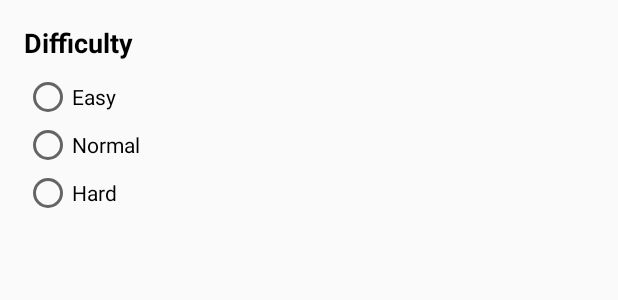
After one commit to johnnymillergh/GreedySnake, an Android app: the layout fragment_difficulty_dialog.xml on its own in the app's theme, with its tools: preview values and no code run, on a phone screen of 412 x 824 dp. The commit adds this screen. Shown: the top 300 px of the screen. Run offline under Robolectric (Android 15) with nearby library versions, the phone set to English and light mode, and no system bars.

Commit message:
Add difficulty switch fragment

```diff
--- a/app/src/main/java/com/jm/greedysnake/ui/activity/WelcomeActivity.java
+++ b/app/src/main/java/com/jm/greedysnake/ui/activity/WelcomeActivity.java
@@ -14,11 +14,18 @@ import com.jm.greedysnake.mvp.model.WelcomeModel;
 import com.jm.greedysnake.mvp.presenter.WelcomePresenter;
 import com.jm.greedysnake.mvp.view.WelcomeView;
 import com.jm.greedysnake.ui.base.BaseActivity;
+import com.jm.greedysnake.ui.config.GameConfig;
+import com.jm.greedysnake.ui.fragment.DifficultyDialogFragment;
 
 public class WelcomeActivity
         extends BaseActivity<WelcomeModel, WelcomeView, WelcomePresenter>
-        implements WelcomeView {
+        implements WelcomeView,
+        DifficultyDialogFragment.DifficultyDialogFragmentCallbackListener{
     private TextView welcome;
+
+    private int difficulty = GameConfig.DIFFICULTY_EASY;
+    private int mode = GameConfig.MODE_SINGLE;
+    private int skinColor = GameConfig.DEFAULT_SKIN;
 
     @Override
     protected void onCreate(Bundle savedInstanceState) {
@@ -49,7 +56,8 @@ public class WelcomeActivity
     }
 
     public void onClickDifficulty(View view) {
-
+        DifficultyDialogFragment difficultyDialogFragment = new DifficultyDialogFragment();
+        difficultyDialogFragment.show(getSupportFragmentManager());
     }
 
     public void onClickMode(View view) {
@@ -63,4 +71,14 @@ public class WelcomeActivity
     public void onClickStart(View view) {
 
     }
+
+    @Override
+    public int onGetDifficulty() {
+        return difficulty;
+    }
+
+    @Override
+    public void onSetDifficulty(int difficulty) {
+        this.difficulty = difficulty;
+    }
 }
--- /dev/null
+++ b/app/src/main/java/com/jm/greedysnake/ui/config/GameConfig.java
@@ -0,0 +1,14 @@
+package com.jm.greedysnake.ui.config;
+
+import android.graphics.Color;
+
+public class GameConfig {
+    public static final int DIFFICULTY_EASY = 4;
+    public static final int DIFFICULTY_NORMAL = 8;
+    public static final int DIFFICULTY_HARD = 16;
+
+    public static final int MODE_SINGLE = 1;
+    public static final int MODE_BATTLE = 2;
+
+    public static int DEFAULT_SKIN = Color.parseColor("#28772d");
+}
--- /dev/null
+++ b/app/src/main/res/layout/fragment_difficulty_dialog.xml
@@ -0,0 +1,54 @@
+<?xml version="1.0" encoding="utf-8"?>
+<android.support.constraint.ConstraintLayout xmlns:android="http://schemas.android.com/apk/res/android"
+                                             xmlns:app="http://schemas.android.com/apk/res-auto"
+                                             android:layout_width="match_parent"
+                                             android:layout_height="wrap_content">
+
+    <TextView
+        android:id="@+id/txtv"
+        android:layout_width="wrap_content"
+        android:layout_height="wrap_content"
+        android:layout_marginStart="16dp"
+        android:layout_marginTop="16dp"
+        android:text="Difficulty"
+        android:textColor="@color/md_black_color_code"
+        android:textSize="18sp"
+        android:textStyle="bold"
+        app:layout_constraintStart_toStartOf="parent"
+        app:layout_constraintTop_toTopOf="parent"/>
+
+    <RadioGroup
+        android:layout_width="0dp"
+        android:layout_height="wrap_content"
+        android:layout_marginBottom="8dp"
+        android:layout_marginEnd="16dp"
+        android:layout_marginStart="16dp"
+        android:layout_marginTop="8dp"
+        android:orientation="vertical"
+        app:layout_constraintBottom_toBottomOf="parent"
+        app:layout_constraintEnd_toEndOf="parent"
+        app:layout_constraintStart_toStartOf="parent"
+        app:layout_constraintTop_toBottomOf="@+id/txtv">
+
+        <RadioButton
+            android:id="@+id/easy"
+            android:layout_width="match_parent"
+            android:layout_height="wrap_content"
+            android:layout_weight="1"
+            android:text="Easy"/>
+
+        <RadioButton
+            android:id="@+id/normal"
+            android:layout_width="match_parent"
+            android:layout_height="wrap_content"
+            android:layout_weight="1"
+            android:text="Normal"/>
+
+        <RadioButton
+            android:id="@+id/hard"
+            android:layout_width="match_parent"
+            android:layout_height="wrap_content"
+            android:layout_weight="1"
+            android:text="Hard"/>
+    </RadioGroup>
+</android.support.constraint.ConstraintLayout>
--- a/app/src/main/res/values/strings.xml
+++ b/app/src/main/res/values/strings.xml
@@ -9,4 +9,6 @@
     <string name="difficulty">Difficulty</string>
     <string name="mode">Mode</string>
     <string name="skin">Skin</string>
+    <string name="back">Back</string>
+    <string name="yes">Yes</string>
 </resources>
```
Also changed, not shown: 1 other file.
